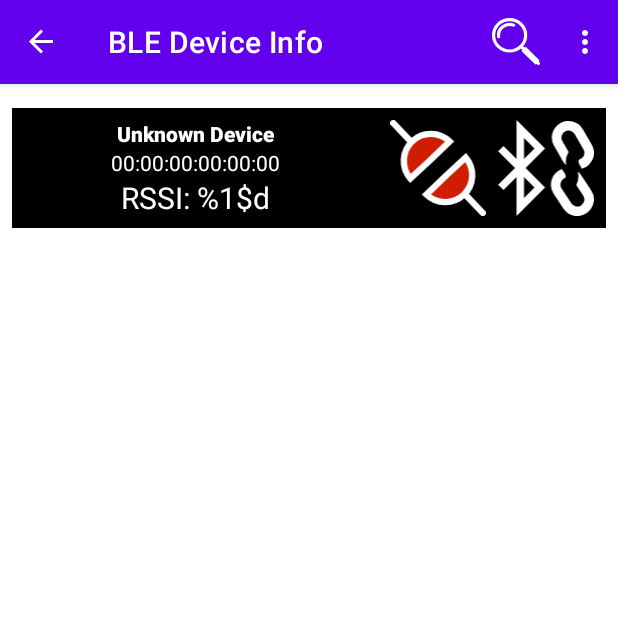
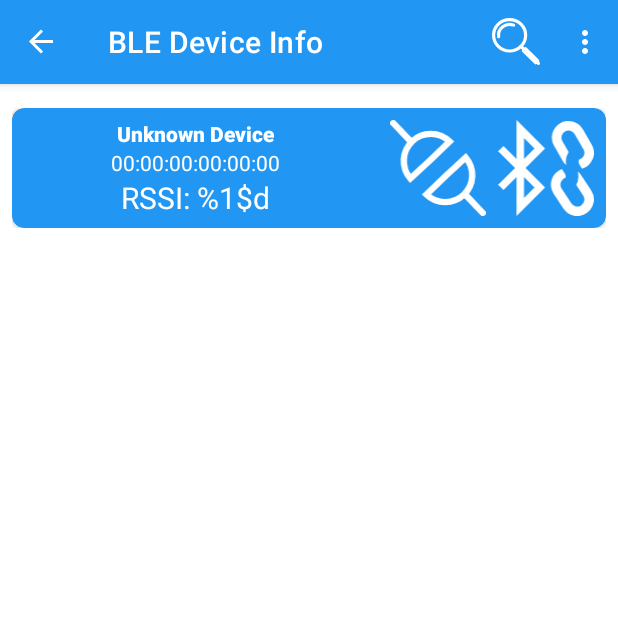
Before and after one commit to GrandFatherPikhto/lessonBle03, an Android app built with Jetpack Compose: the DeviceFragment screen opened through its navigation route, on a phone screen of 412 x 824 dp, the top half of it. Run offline under Robolectric (Android 15) with nearby library versions, the phone set to English and light mode, and no system bars; our stand-ins replace navigation-ui.

Commit message:
Изменил дизайн

```diff
--- a/app/src/main/res/drawable/ic_connect.xml
+++ b/app/src/main/res/drawable/ic_connect.xml
@@ -9,13 +9,13 @@
   <path
       android:pathData="M134.63,89.69m-39.69,0a39.69,39.69 0,1 1,79.38 0a39.69,39.69 0,1 1,-79.38 0"
       android:strokeWidth="14"
-      android:fillColor="#006837"
+      android:fillColor="#075EA6"
       android:strokeColor="#fff"
       android:strokeLineCap="square"/>
   <path
       android:pathData="M138.15,89.7l4.15,4.15l-10.93,10.93l-4.15,-4.15z"
-      android:fillColor="#00ff00"/>
+      android:fillColor="#2294F2"/>
   <path
       android:pathData="M145.69,97.24l4.15,4.15l-10.93,10.93l-4.15,-4.15z"
-      android:fillColor="#00ff00"/>
+      android:fillColor="#2294F2"/>
 </vector>
--- a/app/src/main/res/drawable/ic_connect_big.xml
+++ b/app/src/main/res/drawable/ic_connect_big.xml
@@ -7,13 +7,13 @@
       android:pathData="M10,10h159.13v159.13h-159.13z"
       android:strokeLineJoin="round"
       android:strokeWidth="20"
-      android:fillColor="#006837"
+      android:fillColor="#075EA6"
       android:strokeColor="#fff"
       android:strokeLineCap="round"/>
   <path
       android:pathData="M117.07,89.39h15.13v49.04h-15.13z"
-      android:fillColor="#00ff00"/>
+      android:fillColor="#2294F2"/>
   <path
       android:pathData="M90.46,89.39h15.13v49.04h-15.13z"
-      android:fillColor="#00ff00"/>
+      android:fillColor="#2294F2"/>
 </vector>
--- a/app/src/main/res/drawable/ic_connectable.xml
+++ b/app/src/main/res/drawable/ic_connectable.xml
@@ -12,19 +12,19 @@
   <path
       android:pathData="M75.61,76 L38.19,110.58a51,51 0,0 1,74.25 -69.8Z"
       android:strokeWidth="12"
-      android:fillColor="#34b900"
+      android:fillColor="#075EA6"
       android:strokeColor="#fff"
       android:strokeLineCap="round"/>
   <path
       android:pathData="M174.99,175.32L141.99,140.61"
       android:strokeWidth="12"
-      android:fillColor="#34b900"
+      android:fillColor="#075EA6"
       android:strokeColor="#fff"
       android:strokeLineCap="round"/>
   <path
       android:pathData="M105.37,105.33 L142.8,70.74a51,51 0,0 1,-74.25 69.8Z"
       android:strokeWidth="12"
-      android:fillColor="#34b900"
+      android:fillColor="#075EA6"
       android:strokeColor="#fff"
       android:strokeLineCap="round"/>
 </vector>
--- a/app/src/main/res/drawable/ic_disconnect.xml
+++ b/app/src/main/res/drawable/ic_disconnect.xml
@@ -6,15 +6,15 @@
   <path
       android:pathData="M134.45,89.69m-39.69,0a39.69,39.69 0,1 1,79.38 0a39.69,39.69 0,1 1,-79.38 0"
       android:strokeWidth="14"
-      android:fillColor="#d4145a"
+      android:fillColor="#F2403A"
       android:strokeColor="#fff"
       android:strokeLineCap="square"/>
   <path
       android:pathData="M137.97,89.69l4.15,4.15l-10.93,10.93l-4.15,-4.15z"
-      android:fillColor="#ff0000"/>
+      android:fillColor="#EAF20A"/>
   <path
       android:pathData="M145.51,97.24l4.15,4.15l-10.93,10.93l-4.15,-4.15z"
-      android:fillColor="#ff0000"/>
+      android:fillColor="#EAF20A"/>
   <path
       android:pathData="M4.95,53.3l72.79,72.79l-36.39,36.4l0,-145.59l36.39,36.4l-72.79,72.79"
       android:strokeWidth="14"
--- a/app/src/main/res/drawable/ic_disconnect_big.xml
+++ b/app/src/main/res/drawable/ic_disconnect_big.xml
@@ -7,13 +7,13 @@
       android:pathData="M10,10h159.13v159.13h-159.13z"
       android:strokeLineJoin="round"
       android:strokeWidth="20"
-      android:fillColor="#9e005d"
+      android:fillColor="#F2403A"
       android:strokeColor="#fff"
       android:strokeLineCap="round"/>
   <path
       android:pathData="M116.17,89.7h15.13v49.04h-15.13z"
-      android:fillColor="#ff0000"/>
+      android:fillColor="#EAF20A"/>
   <path
       android:pathData="M89.57,89.7h15.13v49.04h-15.13z"
-      android:fillColor="#ff0000"/>
+      android:fillColor="#EAF20A"/>
 </vector>
--- a/app/src/main/res/drawable/ic_no_connectable.xml
+++ b/app/src/main/res/drawable/ic_no_connectable.xml
@@ -12,7 +12,7 @@
   <path
       android:pathData="M75.61,76 L38.19,110.58a51,51 0,0 1,74.25 -69.8Z"
       android:strokeWidth="12"
-      android:fillColor="#d01d00"
+      android:fillColor="#2294F2"
       android:strokeColor="#fff"
       android:strokeLineCap="round"/>
   <path
@@ -24,7 +24,7 @@
   <path
       android:pathData="M105.37,105.33 L142.8,70.74a51,51 0,0 1,-74.25 69.8Z"
       android:strokeWidth="12"
-      android:fillColor="#d01d00"
+      android:fillColor="#2294F2"
       android:strokeColor="#fff"
       android:strokeLineCap="round"/>
 </vector>
--- a/app/src/main/res/layout/fragment_device.xml
+++ b/app/src/main/res/layout/fragment_device.xml
@@ -2,7 +2,7 @@
 <androidx.constraintlayout.widget.ConstraintLayout xmlns:android="http://schemas.android.com/apk/res/android"
     xmlns:app="http://schemas.android.com/apk/res-auto"
     xmlns:tools="http://schemas.android.com/tools"
-    android:id="@+id/cl_ble_device"
+    android:id="@+id/cl_ble_device_main"
     android:layout_width="match_parent"
     android:layout_height="match_parent"
     tools:context=".ui.fragments.DeviceFragment">
--- a/app/src/main/res/layout/layout_ble_device.xml
+++ b/app/src/main/res/layout/layout_ble_device.xml
@@ -2,20 +2,76 @@
 <androidx.constraintlayout.widget.ConstraintLayout xmlns:android="http://schemas.android.com/apk/res/android"
     xmlns:app="http://schemas.android.com/apk/res-auto"
     xmlns:tools="http://schemas.android.com/tools"
-    android:id="@+id/cl_ble_device"
+    android:id="@+id/cl_ble_device_main"
     android:layout_width="match_parent"
     android:layout_height="wrap_content"
     android:layout_marginLeft="4dp"
     android:layout_marginTop="4dp"
-    android:layout_marginRight="4dp"
-    android:background="@android:drawable/screen_background_dark">
+    android:layout_marginRight="4dp">
+
+    <androidx.cardview.widget.CardView
+        android:id="@+id/cv_ble_device"
+        android:layout_width="match_parent"
+        android:layout_height="wrap_content"
+        app:cardBackgroundColor="@color/blue_500"
+        app:cardCornerRadius="8dp"
+        app:layout_constraintBottom_toBottomOf="parent"
+        app:layout_constraintEnd_toEndOf="parent"
+        app:layout_constraintHorizontal_bias="0.5"
+        app:layout_constraintStart_toStartOf="parent"
+        app:layout_constraintTop_toTopOf="parent">
+
+        <androidx.constraintlayout.widget.ConstraintLayout
+            android:id="@+id/cl_ble_device"
+            android:layout_width="match_parent"
+            android:layout_height="match_parent">
+
+            <androidx.constraintlayout.widget.ConstraintLayout
+                android:id="@+id/cl_ble_properties"
+                android:layout_width="wrap_content"
+                android:layout_height="match_parent"
+                app:layout_constraintBottom_toBottomOf="parent"
+                app:layout_constraintEnd_toEndOf="parent"
+                app:layout_constraintHorizontal_bias="0.5"
+                app:layout_constraintStart_toEndOf="@+id/cl_device_description"
+                app:layout_constraintTop_toTopOf="parent">
+
+                <ImageView
+                    android:id="@+id/iv_bond_state"
+                    android:layout_width="64dp"
+                    android:layout_height="64dp"
+                    android:layout_marginTop="8dp"
+                    android:layout_marginEnd="8dp"
+                    android:layout_marginBottom="8dp"
+                    android:contentDescription="@string/description_bond_state"
+                    app:layout_constraintBottom_toBottomOf="parent"
+                    app:layout_constraintEnd_toEndOf="parent"
+                    app:layout_constraintHorizontal_bias="0.5"
+                    app:layout_constraintStart_toEndOf="@+id/iv_connectable"
+                    app:layout_constraintTop_toTopOf="parent"
+                    app:srcCompat="@drawable/ic_unpaired" />
+
+                <ImageView
+                    android:id="@+id/iv_connectable"
+                    android:layout_width="64dp"
+                    android:layout_height="64dp"
+                    android:layout_marginStart="8dp"
+                    android:layout_marginTop="8dp"
+                    android:layout_marginEnd="8dp"
+                    android:layout_marginBottom="8dp"
+                    android:contentDescription="@string/description_connectable"
+                    app:layout_constraintBottom_toBottomOf="parent"
+                    app:layout_constraintEnd_toStartOf="@+id/iv_bond_state"
+                    app:layout_constraintHorizontal_bias="0.5"
+                    app:layout_constraintStart_toStartOf="parent"
+                    app:layout_constraintTop_toTopOf="parent"
+                    app:srcCompat="@drawable/ic_no_connectable" />
+            </androidx.constraintlayout.widget.ConstraintLayout>
 
             <androidx.constraintlayout.widget.ConstraintLayout
                 android:id="@+id/cl_device_description"
                 android:layout_width="0dp"
                 android:layout_height="match_parent"
-        android:layout_marginStart="16dp"
-        android:layout_marginEnd="16dp"
                 app:layout_constraintBottom_toBottomOf="parent"
                 app:layout_constraintEnd_toStartOf="@+id/cl_ble_properties"
                 app:layout_constraintHorizontal_bias="0.5"
@@ -64,47 +120,7 @@
                     app:layout_constraintTop_toBottomOf="@+id/tv_device_address" />
 
             </androidx.constraintlayout.widget.ConstraintLayout>
-
-    <androidx.constraintlayout.widget.ConstraintLayout
-        android:id="@+id/cl_ble_properties"
-        android:layout_width="wrap_content"
-        android:layout_height="match_parent"
-        app:layout_constraintBottom_toBottomOf="parent"
-        app:layout_constraintEnd_toEndOf="parent"
-        app:layout_constraintHorizontal_bias="0.5"
-        app:layout_constraintStart_toEndOf="@+id/cl_device_description"
-        app:layout_constraintTop_toTopOf="parent">
-
-        <ImageView
-            android:id="@+id/iv_bond_state"
-            android:layout_width="64dp"
-            android:layout_height="64dp"
-            android:layout_marginTop="8dp"
-            android:layout_marginEnd="8dp"
-            android:layout_marginBottom="8dp"
-            android:contentDescription="@string/description_bond_state"
-            app:layout_constraintBottom_toBottomOf="parent"
-            app:layout_constraintEnd_toEndOf="parent"
-            app:layout_constraintHorizontal_bias="0.5"
-            app:layout_constraintStart_toEndOf="@+id/iv_connectable"
-            app:layout_constraintTop_toTopOf="parent"
-            app:srcCompat="@drawable/ic_unpaired" />
-
-        <ImageView
-            android:id="@+id/iv_connectable"
-            android:layout_width="64dp"
-            android:layout_height="64dp"
-            android:layout_marginStart="8dp"
-            android:layout_marginTop="8dp"
-            android:layout_marginEnd="8dp"
-            android:layout_marginBottom="8dp"
-            android:contentDescription="@string/description_connectable"
-            app:layout_constraintBottom_toBottomOf="parent"
-            app:layout_constraintEnd_toStartOf="@+id/iv_bond_state"
-            app:layout_constraintHorizontal_bias="0.5"
-            app:layout_constraintStart_toStartOf="parent"
-            app:layout_constraintTop_toTopOf="parent"
-            app:srcCompat="@drawable/ic_no_connectable" />
         </androidx.constraintlayout.widget.ConstraintLayout>
+    </androidx.cardview.widget.CardView>
 
 </androidx.constraintlayout.widget.ConstraintLayout>
--- a/app/src/main/res/values/themes.xml
+++ b/app/src/main/res/values/themes.xml
@@ -2,8 +2,8 @@
     <!-- Base application theme. -->
     <style name="Theme.LessonBle03" parent="Theme.MaterialComponents.DayNight.DarkActionBar">
         <!-- Primary brand color. -->
-        <item name="colorPrimary">@color/purple_500</item>
-        <item name="colorPrimaryVariant">@color/purple_700</item>
+        <item name="colorPrimary">@color/blue_500</item>
+        <item name="colorPrimaryVariant">@color/blue_700</item>
         <item name="colorOnPrimary">@color/white</item>
         <!-- Secondary brand color. -->
         <item name="colorSecondary">@color/teal_200</item>
--- a/blin/build.gradle
+++ b/blin/build.gradle
@@ -10,8 +10,6 @@
         // applicationId "com.pikhto.blin"
         minSdk 28
         targetSdk 32
-        versionCode 1
-        versionName "1.0"
 
         testInstrumentationRunner "androidx.test.runner.AndroidJUnitRunner"
     }
@@ -46,8 +44,6 @@
 
     testImplementation 'junit:junit:4.13.2'
     testImplementation 'org.mockito.kotlin:mockito-kotlin:4.0.0'
-    // https://mvnrepository.com/artifact/org.mockito/mockito-inline
-    // testImplementation 'org.mockito:mockito-inline:4.6.1'
     testImplementation 'org.robolectric:robolectric:4.8.1'
 
     testImplementation 'androidx.test:core:1.5.0-alpha01'
--- a/build.gradle
+++ b/build.gradle
@@ -1,7 +1,7 @@
 // Top-level build file where you can add configuration options common to all sub-projects/modules.
 plugins {
-    id 'com.android.application' version '7.2.1' apply false
-    id 'com.android.library' version '7.2.1' apply false
+    id 'com.android.application' version '7.2.2' apply false
+    id 'com.android.library' version '7.2.2' apply false
     id 'org.jetbrains.kotlin.android' version '1.7.10' apply false
 }
 
```
Also changed, not shown: app/build.gradle (+17 -17 lines), app/src/main/res/values/colors.xml (+9 -0 lines), 1 other file. Lines whose indentation alone changed are shown as unchanged.
